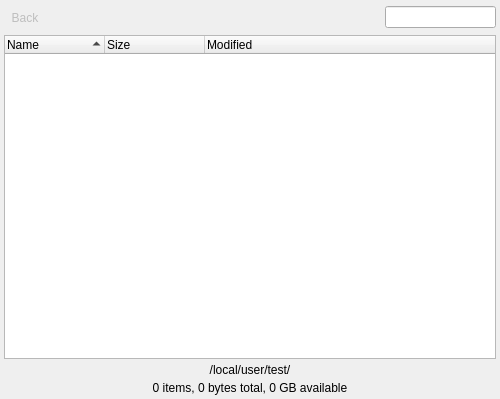
Before: the Qt Designer form qw_client/QwcFileBrowserWidget.ui in pcjpnet/qwired-suite, drawn with Qt 5.
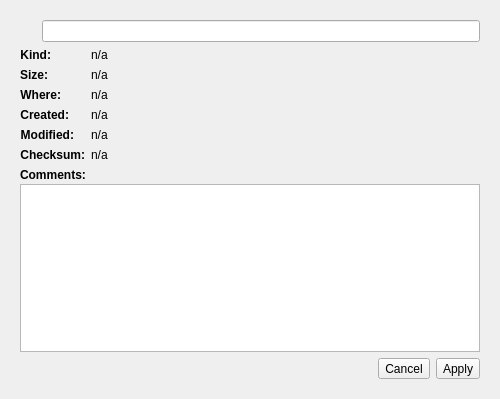
After: the same form once the commit is applied. Icons and pictures are not drawn.

Commit message: Moved "File Information" dialog to the file browser.

Patch:
```diff
--- a/qw_client/QwcFileBrowserWidget.ui
+++ b/qw_client/QwcFileBrowserWidget.ui
@@ -17,12 +17,16 @@
    <iconset resource="application.qrc">
     <normaloff>:/icons/files.png</normaloff>:/icons/files.png</iconset>
   </property>
-  <layout class="QVBoxLayout">
-   <property name="spacing">
-    <number>4</number>
-   </property>
+  <layout class="QGridLayout" name="gridLayout">
+   <item row="0" column="0">
+    <widget class="QStackedWidget" name="stackedWidget">
+     <property name="currentIndex">
+      <number>1</number>
+     </property>
+     <widget class="QWidget" name="pageBrowser">
+      <layout class="QVBoxLayout" name="verticalLayout">
    <property name="margin">
-    <number>4</number>
+        <number>0</number>
    </property>
    <item>
     <layout class="QHBoxLayout">
@@ -352,6 +356,310 @@
      <property name="alignment">
       <set>Qt::AlignCenter</set>
      </property>
+        </widget>
+       </item>
+      </layout>
+     </widget>
+     <widget class="QWidget" name="pageInfo">
+      <layout class="QVBoxLayout" name="verticalLayout_2">
+       <item>
+        <layout class="QHBoxLayout" name="_2">
+         <item>
+          <widget class="QLabel" name="infoIcon">
+           <property name="sizePolicy">
+            <sizepolicy hsizetype="Fixed" vsizetype="Fixed">
+             <horstretch>0</horstretch>
+             <verstretch>0</verstretch>
+            </sizepolicy>
+           </property>
+           <property name="minimumSize">
+            <size>
+             <width>16</width>
+             <height>16</height>
+            </size>
+           </property>
+           <property name="text">
+            <string/>
+           </property>
+           <property name="pixmap">
+            <pixmap resource="application.qrc">:/icons/files/files-text.png</pixmap>
+           </property>
+          </widget>
+         </item>
+         <item>
+          <widget class="QLineEdit" name="infoName"/>
+         </item>
+        </layout>
+       </item>
+       <item>
+        <layout class="QFormLayout" name="formLayout">
+         <item row="0" column="0">
+          <widget class="QLabel" name="label_2">
+           <property name="font">
+            <font>
+             <weight>75</weight>
+             <bold>true</bold>
+            </font>
+           </property>
+           <property name="text">
+            <string>Kind:</string>
+           </property>
+           <property name="alignment">
+            <set>Qt::AlignRight|Qt::AlignTrailing|Qt::AlignVCenter</set>
+           </property>
+          </widget>
+         </item>
+         <item row="0" column="1">
+          <widget class="QLabel" name="infoKind">
+           <property name="sizePolicy">
+            <sizepolicy hsizetype="MinimumExpanding" vsizetype="Preferred">
+             <horstretch>0</horstretch>
+             <verstretch>0</verstretch>
+            </sizepolicy>
+           </property>
+           <property name="text">
+            <string>n/a</string>
+           </property>
+           <property name="wordWrap">
+            <bool>true</bool>
+           </property>
+          </widget>
+         </item>
+         <item row="1" column="0">
+          <widget class="QLabel" name="label_3">
+           <property name="font">
+            <font>
+             <weight>75</weight>
+             <bold>true</bold>
+            </font>
+           </property>
+           <property name="text">
+            <string>Size:</string>
+           </property>
+           <property name="alignment">
+            <set>Qt::AlignRight|Qt::AlignTrailing|Qt::AlignVCenter</set>
+           </property>
+          </widget>
+         </item>
+         <item row="1" column="1">
+          <widget class="QLabel" name="infoSize">
+           <property name="sizePolicy">
+            <sizepolicy hsizetype="MinimumExpanding" vsizetype="Preferred">
+             <horstretch>0</horstretch>
+             <verstretch>0</verstretch>
+            </sizepolicy>
+           </property>
+           <property name="text">
+            <string>n/a</string>
+           </property>
+           <property name="wordWrap">
+            <bool>true</bool>
+           </property>
+          </widget>
+         </item>
+         <item row="2" column="0">
+          <widget class="QLabel" name="label_4">
+           <property name="font">
+            <font>
+             <weight>75</weight>
+             <bold>true</bold>
+            </font>
+           </property>
+           <property name="text">
+            <string>Where:</string>
+           </property>
+           <property name="alignment">
+            <set>Qt::AlignRight|Qt::AlignTrailing|Qt::AlignVCenter</set>
+           </property>
+          </widget>
+         </item>
+         <item row="2" column="1">
+          <widget class="QLabel" name="infoPath">
+           <property name="sizePolicy">
+            <sizepolicy hsizetype="MinimumExpanding" vsizetype="Preferred">
+             <horstretch>0</horstretch>
+             <verstretch>0</verstretch>
+            </sizepolicy>
+           </property>
+           <property name="text">
+            <string>n/a</string>
+           </property>
+           <property name="wordWrap">
+            <bool>true</bool>
+           </property>
+          </widget>
+         </item>
+         <item row="3" column="0">
+          <widget class="QLabel" name="label_5">
+           <property name="font">
+            <font>
+             <weight>75</weight>
+             <bold>true</bold>
+            </font>
+           </property>
+           <property name="text">
+            <string>Created:</string>
+           </property>
+           <property name="alignment">
+            <set>Qt::AlignRight|Qt::AlignTrailing|Qt::AlignVCenter</set>
+           </property>
+          </widget>
+         </item>
+         <item row="3" column="1">
+          <widget class="QLabel" name="infoCreated">
+           <property name="sizePolicy">
+            <sizepolicy hsizetype="MinimumExpanding" vsizetype="Preferred">
+             <horstretch>0</horstretch>
+             <verstretch>0</verstretch>
+            </sizepolicy>
+           </property>
+           <property name="text">
+            <string>n/a</string>
+           </property>
+           <property name="wordWrap">
+            <bool>true</bool>
+           </property>
+          </widget>
+         </item>
+         <item row="4" column="0">
+          <widget class="QLabel" name="label_6">
+           <property name="font">
+            <font>
+             <weight>75</weight>
+             <bold>true</bold>
+            </font>
+           </property>
+           <property name="text">
+            <string>Modified:</string>
+           </property>
+           <property name="alignment">
+            <set>Qt::AlignRight|Qt::AlignTrailing|Qt::AlignVCenter</set>
+           </property>
+          </widget>
+         </item>
+         <item row="4" column="1">
+          <widget class="QLabel" name="infoModified">
+           <property name="sizePolicy">
+            <sizepolicy hsizetype="MinimumExpanding" vsizetype="Preferred">
+             <horstretch>0</horstretch>
+             <verstretch>0</verstretch>
+            </sizepolicy>
+           </property>
+           <property name="text">
+            <string>n/a</string>
+           </property>
+           <property name="wordWrap">
+            <bool>true</bool>
+           </property>
+          </widget>
+         </item>
+         <item row="5" column="0">
+          <widget class="QLabel" name="label_7">
+           <property name="font">
+            <font>
+             <weight>75</weight>
+             <bold>true</bold>
+            </font>
+           </property>
+           <property name="text">
+            <string>Checksum:</string>
+           </property>
+           <property name="alignment">
+            <set>Qt::AlignRight|Qt::AlignTrailing|Qt::AlignVCenter</set>
+           </property>
+          </widget>
+         </item>
+         <item row="5" column="1">
+          <widget class="QLabel" name="infoChecksum">
+           <property name="sizePolicy">
+            <sizepolicy hsizetype="MinimumExpanding" vsizetype="Preferred">
+             <horstretch>0</horstretch>
+             <verstretch>0</verstretch>
+            </sizepolicy>
+           </property>
+           <property name="text">
+            <string>n/a</string>
+           </property>
+           <property name="wordWrap">
+            <bool>true</bool>
+           </property>
+          </widget>
+         </item>
+        </layout>
+       </item>
+       <item>
+        <layout class="QVBoxLayout" name="_4">
+         <property name="spacing">
+          <number>2</number>
+         </property>
+         <item>
+          <widget class="QLabel" name="label_8">
+           <property name="font">
+            <font>
+             <weight>75</weight>
+             <bold>true</bold>
+            </font>
+           </property>
+           <property name="text">
+            <string>Comments:</string>
+           </property>
+          </widget>
+         </item>
+         <item>
+          <widget class="QTextEdit" name="infoComment"/>
+         </item>
+        </layout>
+       </item>
+       <item>
+        <layout class="QHBoxLayout" name="horizontalLayout">
+         <item>
+          <spacer name="horizontalSpacer">
+           <property name="orientation">
+            <enum>Qt::Horizontal</enum>
+           </property>
+           <property name="sizeHint" stdset="0">
+            <size>
+             <width>40</width>
+             <height>20</height>
+            </size>
+           </property>
+          </spacer>
+         </item>
+         <item>
+          <widget class="QToolButton" name="btnInfoCancel">
+           <property name="text">
+            <string>Cancel</string>
+           </property>
+           <property name="icon">
+            <iconset resource="application.qrc">
+             <normaloff>:/icons/16x16/process-stop.png</normaloff>:/icons/16x16/process-stop.png</iconset>
+           </property>
+           <property name="toolButtonStyle">
+            <enum>Qt::ToolButtonTextBesideIcon</enum>
+           </property>
+          </widget>
+         </item>
+         <item>
+          <widget class="QToolButton" name="btnInfoApply">
+           <property name="toolTip">
+            <string>Apply changes to file.</string>
+           </property>
+           <property name="text">
+            <string>Apply</string>
+           </property>
+           <property name="icon">
+            <iconset resource="application.qrc">
+             <normaloff>:/icons/16x16/stock-edit-16.png</normaloff>:/icons/16x16/stock-edit-16.png</iconset>
+           </property>
+           <property name="toolButtonStyle">
+            <enum>Qt::ToolButtonTextBesideIcon</enum>
+           </property>
+          </widget>
+         </item>
+        </layout>
+       </item>
+      </layout>
+     </widget>
     </widget>
    </item>
   </layout>
```
Lines whose indentation alone changed are shown as unchanged. The commit also changes 7 other files.
